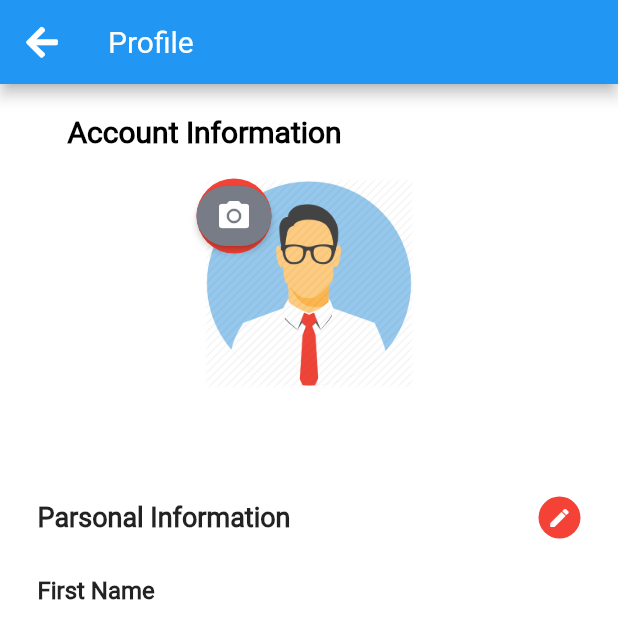
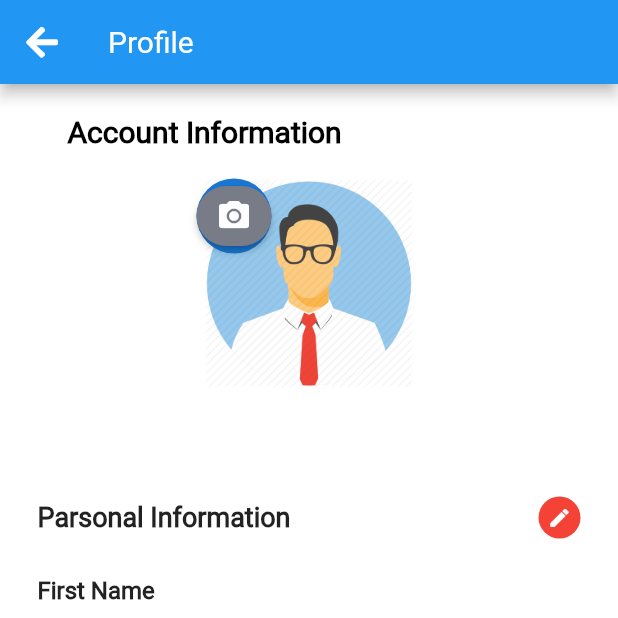
Before and after one commit to RoboCOVA/ligmone, a Flutter app: the ProfilePagex screen opened directly, on a phone screen of 412 x 824 dp, the top half of it. Run offline on Flutter 3.47's test engine with Material 2 defaults, Android fonts, the light colour scheme and no system bars; our stand-ins replace cloud_firestore, firebase_auth, firebase_storage, font_awesome_flutter, google_fonts, google_sign_in and 2 more; missing offline and left inert: flutter_circular_chart, flutter_facebook_login, flutter_sparkline; accounts and stored records are empty; network calls fail; Roboto replaces fonts that are missing (sans-serif-light).

Commit message:
added profile picture page

```diff
--- a/lib/screens/costPlan.dart
+++ b/lib/screens/costPlan.dart
@@ -92,7 +92,7 @@ class _CostPlanState extends State<CostPlan> {
                             padding: const EdgeInsets.only(top: 8.0),
                             child: Container(
                                 width: 150.0,
-                                height: 130.0,
+                                height: 120.0,
                                 decoration: new BoxDecoration(
                                   shape: BoxShape.circle,
                                   color: Colors.white,
--- a/lib/screens/user_profile.dart
+++ b/lib/screens/user_profile.dart
@@ -30,13 +30,15 @@ class MapScreenState extends State<ProfilePagex>
   @override
   void initState() {
     super.initState();
-
     // assign this variable your Future
     myFuture = getFuture();
-    var ref = FirebaseStorage.instance.ref().child('users');
-    ref.getDownloadURL().then((loc) => setState(() => _imageUrl = loc));
-    print(_imageUrl);
   }
+
+  // Future<String> returnImageUrl(String str) async {
+  //   final ref = FirebaseStorage.instance.ref().child('users/str');
+  //   String url = await ref.getDownloadURL() as String;
+  //   return url;
+  // }
 
   Future<FirebaseUser> getFuture() async {
     return _auth.currentUser();
@@ -65,7 +67,8 @@ class MapScreenState extends State<ProfilePagex>
               if (snapshot.connectionState == ConnectionState.done &&
                   snapshot.hasData) {
                 String userID = snapshot.data.uid;
-                var ref = FirebaseStorage.instance.ref().child('users/$userID');
+                var ref =
+                    FirebaseStorage.instance.ref().child('users/$userID.png');
                 ref
                     .getDownloadURL()
                     .then((loc) => setState(() => _imageUrl = loc));
@@ -115,7 +118,7 @@ class MapScreenState extends State<ProfilePagex>
                                                 height: 110.0,
                                               )
                                             : Image.network(
-                                                _imageUrl + '/$userID',
+                                                _imageUrl,
                                                 fit: BoxFit.cover,
                                                 // image: DecorationImage(
                                                 //   image: ExactAssetImage(
@@ -133,7 +136,6 @@ class MapScreenState extends State<ProfilePagex>
                                             MainAxisAlignment.center,
                                         children: <Widget>[
                                           CircleAvatar(
-                                            backgroundColor: Colors.red,
                                             radius: 25.0,
                                             child: RaisedButton(
                                               onPressed: () {
```
Also changed, not shown: lib/screens/bottomNavigation.dart (+12 -8 lines), lib/screens/editProfile.dart (+0 -20 lines), lib/screens/imageUploaderx.dart (+4 -6 lines).
